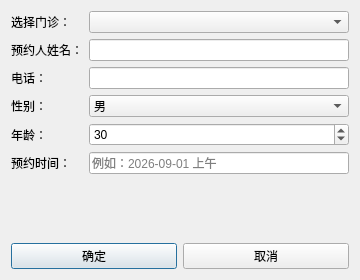
Above: 1/bookdialog.ui from Dda212/sample-and-easy before the change. Below: the same form after it.
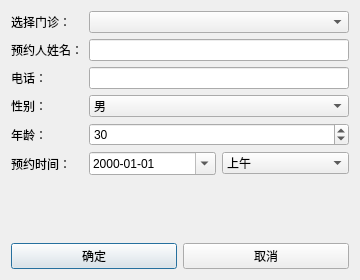
That is the form after the change.

The edit to the form file:
```diff
--- a/1/bookdialog.ui
+++ b/1/bookdialog.ui
@@ -95,11 +95,32 @@
       </widget>
      </item>
      <item row="5" column="1">
-      <widget class="QLineEdit" name="editAppointTime">
-       <property name="placeholderText">
-        <string>例如：2026-09-01 上午</string>
-       </property>
-      </widget>
+      <layout class="QHBoxLayout" name="timeLayout">
+       <item>
+        <widget class="QDateEdit" name="dateAppoint">
+         <property name="calendarPopup">
+          <bool>true</bool>
+         </property>
+         <property name="displayFormat">
+          <string>yyyy-MM-dd</string>
+         </property>
+        </widget>
+       </item>
+       <item>
+        <widget class="QComboBox" name="comboPeriod">
+         <item>
+          <property name="text">
+           <string>上午</string>
+          </property>
+         </item>
+         <item>
+          <property name="text">
+           <string>下午</string>
+          </property>
+         </item>
+        </widget>
+       </item>
+      </layout>
      </item>
     </layout>
    </item>
```
